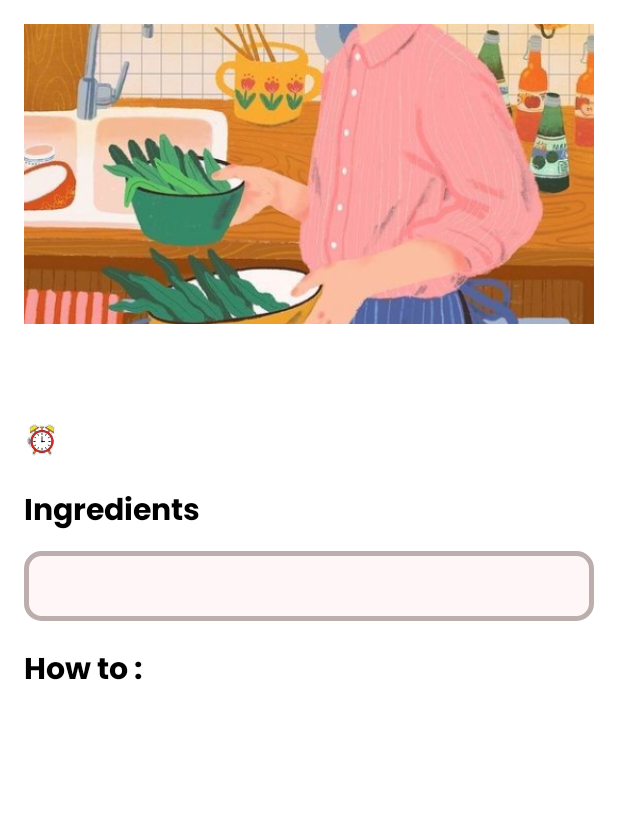
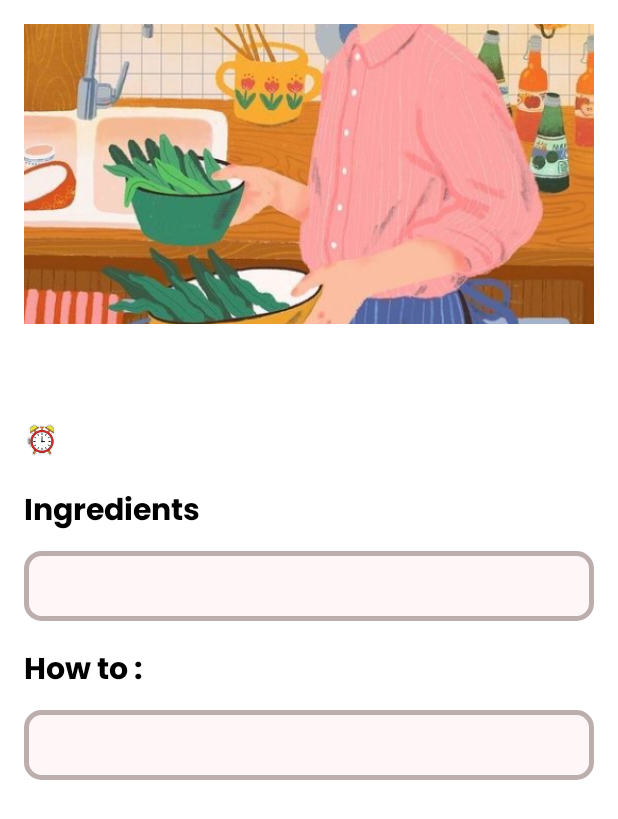
Before and after one commit to Muhammad-Rizky-Ramadhan/uasrecipe, an Android app: the DetailActivity screen opened directly, with no data from a screen before it, on a phone screen of 412 x 824 dp. Shown: the top 819 px of the screen. Run offline under Robolectric (Android 15) with nearby library versions, the phone set to English and light mode, and no system bars.

Commit message:
splash + detail

```diff
--- a/app/src/main/AndroidManifest.xml
+++ b/app/src/main/AndroidManifest.xml
@@ -16,13 +16,16 @@
         android:theme="@style/Theme.Myrecipe1"
         tools:targetApi="31">
         <activity
+            android:name=".LoginActivity"
+            android:exported="false" />
+        <activity
             android:name=".DetailActivity"
             android:exported="false" />
         <activity
             android:name=".RegisterActivity"
             android:exported="false" />
         <activity
-            android:name=".LoginActivity"
+            android:name=".SplashActivity"
             android:exported="true"
             android:label="@string/app_name">
             <intent-filter>
--- a/app/src/main/res/layout/activity_detail.xml
+++ b/app/src/main/res/layout/activity_detail.xml
@@ -97,8 +97,8 @@
             android:textSize="16sp"
             android:textColor="@android:color/black"
             android:fontFamily="@font/poppins"
-            android:padding="10dp"/>
-<!--            android:background="@drawable/bgdetail"-->
+            android:padding="10dp"
+            android:background="@drawable/bgdetail"/>
 
 
     </LinearLayout>
--- a/app/src/main/res/layout/activity_recipes.xml
+++ b/app/src/main/res/layout/activity_recipes.xml
@@ -35,7 +35,7 @@
         android:layout_height="wrap_content"
         android:scaleType="centerCrop"
         android:src="@drawable/ethome2"
-        android:layout_margin="5dp"/>
+        android:layout_margin="10dp"/>
 
 
     <!-- Recipe Items -->
```
